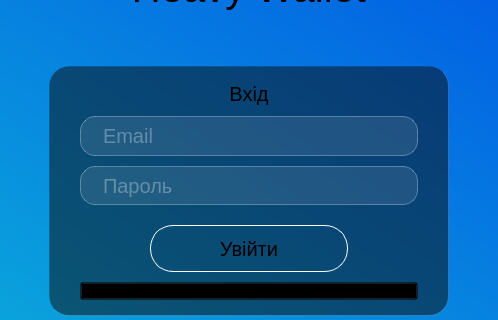
Before: the Qt Designer form budget_manager_frontend/forms/loginwindow.ui in BogdanKalysh/budget_manager_app, drawn with Qt 5; both pictures show x 201 to 699 and y 84 to 404 of the 900 by 550 pixel window.
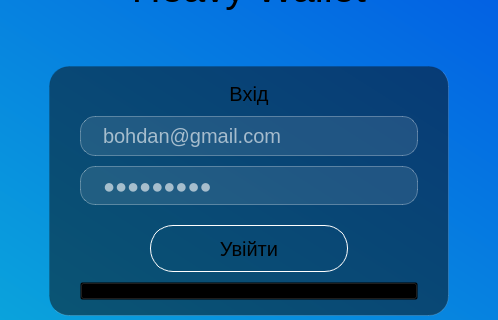
After: the same form once the commit is applied. Icons and pictures are not drawn.

```diff
--- a/budget_manager_frontend/forms/loginwindow.ui
+++ b/budget_manager_frontend/forms/loginwindow.ui
@@ -196,7 +196,7 @@
           <string notr="true"/>
          </property>
          <property name="text">
-          <string/>
+          <string>bohdan@gmail.com</string>
          </property>
          <property name="placeholderText">
           <string>Email</string>
@@ -221,7 +221,7 @@
           <enum>Qt::ClickFocus</enum>
          </property>
          <property name="text">
-          <string/>
+          <string>qwerty123</string>
          </property>
          <property name="echoMode">
           <enum>QLineEdit::Password</enum>
```
